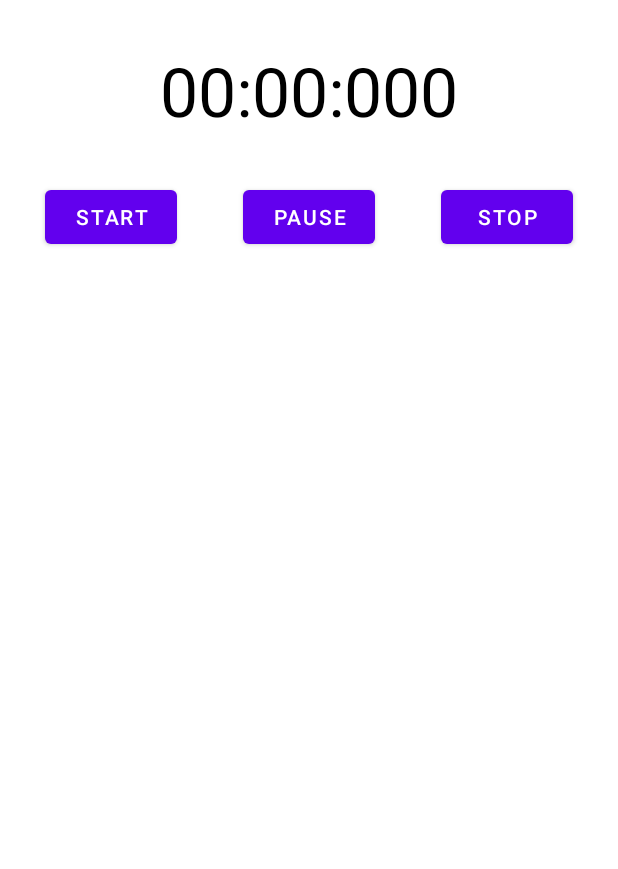
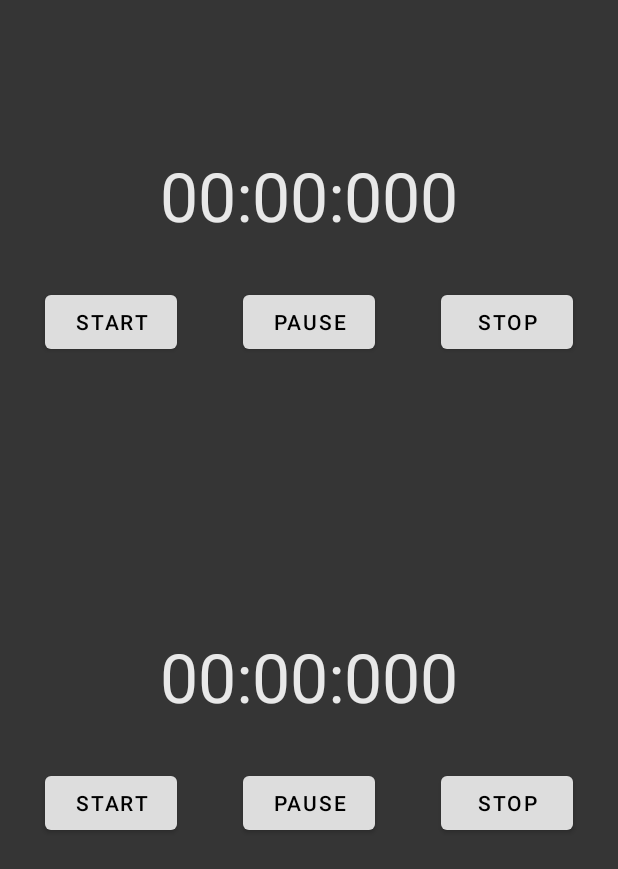
Before and after one commit to FarVoyager/StopWatch, an Android app: the layout activity_main.xml on its own in the app's theme, with its tools: preview values and no code run, on a phone screen of 412 x 824 dp. Shown: the top 869 px of the screen. Run offline under Robolectric (Android 15) with nearby library versions, the phone set to English and light mode, and no system bars.

Commit message:
Реализована возможность запускать 2 секундомера

```diff
--- a/app/src/main/java/com/example/stopwatch/TimestampProvider.kt
+++ b/app/src/main/java/com/example/stopwatch/TimestampProvider.kt
@@ -1,6 +1,6 @@
 package com.example.stopwatch
 
-// Интерфейс для получения текущего времени (реализован в MainActivity)
+// Интерфейс для получения текущего времени
 interface TimestampProvider {
     fun getMillis(): Long
 }
--- /dev/null
+++ b/app/src/main/java/com/example/stopwatch/view/MainView.kt
@@ -0,0 +1,6 @@
+package com.example.stopwatch.view
+
+interface MainView {
+    fun renderData(data: String)
+    fun renderDataSecond(data: String)
+}
--- a/app/src/main/res/layout/activity_main.xml
+++ b/app/src/main/res/layout/activity_main.xml
@@ -10,9 +10,9 @@
         android:id="@+id/text_time"
         android:layout_width="wrap_content"
         android:layout_height="wrap_content"
-        android:layout_marginTop="30dp"
+        android:layout_marginTop="100dp"
+        android:textColor="@color/textColorWhite"
         android:text="@string/_00_00_000"
-        android:textColor="@color/black"
         android:textSize="45sp"
         app:layout_constraintLeft_toLeftOf="parent"
         app:layout_constraintRight_toRightOf="parent"
@@ -44,4 +44,62 @@
         android:text="Stop"
         app:layout_constraintEnd_toEndOf="parent"
         app:layout_constraintTop_toTopOf="@+id/button_start" />
+
+    <FrameLayout
+        android:layout_width="match_parent"
+        android:layout_height="wrap_content"
+        android:layout_marginTop="200dp"
+        app:layout_constraintTop_toTopOf="@id/button_pause"
+        app:layout_constraintStart_toStartOf="parent"
+        >
+
+        <androidx.constraintlayout.widget.ConstraintLayout
+            android:layout_width="match_parent"
+            android:layout_height="match_parent">
+
+            <TextView
+                android:id="@+id/text_time2"
+                android:layout_width="wrap_content"
+                android:layout_height="wrap_content"
+                android:layout_marginTop="30dp"
+                android:text="@string/_00_00_000"
+                android:textColor="@color/textColorWhite"
+                android:textSize="45sp"
+                android:layout_gravity="center"
+                app:layout_constraintLeft_toLeftOf="parent"
+                app:layout_constraintRight_toRightOf="parent"
+                app:layout_constraintTop_toTopOf="parent" />
+
+            <Button
+                android:id="@+id/button_start2"
+                android:layout_width="wrap_content"
+                android:layout_height="wrap_content"
+                android:layout_margin="30dp"
+                android:text="Start"
+                app:layout_constraintStart_toStartOf="parent"
+                app:layout_constraintTop_toBottomOf="@+id/text_time2" />
+
+            <Button
+                android:id="@+id/button_pause2"
+                android:layout_width="wrap_content"
+                android:layout_height="wrap_content"
+                android:text="Pause"
+                app:layout_constraintEnd_toEndOf="parent"
+                app:layout_constraintStart_toStartOf="parent"
+                app:layout_constraintTop_toTopOf="@+id/button_start2" />
+
+            <Button
+                android:id="@+id/button_stop2"
+                android:layout_width="wrap_content"
+                android:layout_height="wrap_content"
+                android:layout_marginEnd="30dp"
+                android:text="Stop"
+                app:layout_constraintEnd_toEndOf="parent"
+                app:layout_constraintTop_toTopOf="@+id/button_start2" />
+
+        </androidx.constraintlayout.widget.ConstraintLayout>
+
+
+
+    </FrameLayout>
 </androidx.constraintlayout.widget.ConstraintLayout>
--- a/app/src/main/res/values/colors.xml
+++ b/app/src/main/res/values/colors.xml
@@ -7,4 +7,6 @@
     <color name="teal_700">#FF018786</color>
     <color name="black">#FF000000</color>
     <color name="white">#FFFFFFFF</color>
+    <color name="background">#353535</color>
+    <color name="textColorWhite">#E8E8E8</color>
 </resources>
--- /dev/null
+++ b/app/src/main/res/values/styles.xml
@@ -0,0 +1,2 @@
+<?xml version="1.0" encoding="utf-8"?>
+<resources></resources>
--- a/app/src/main/res/values/themes.xml
+++ b/app/src/main/res/values/themes.xml
@@ -1,10 +1,12 @@
 <resources xmlns:tools="http://schemas.android.com/tools">
     <!-- Base application theme. -->
-    <style name="Theme.StopWatch" parent="Theme.MaterialComponents.DayNight.DarkActionBar">
+    <style name="Theme.StopWatch" parent="Theme.MaterialComponents.DayNight.NoActionBar">
         <!-- Primary brand color. -->
-        <item name="colorPrimary">@color/purple_500</item>
-        <item name="colorPrimaryVariant">@color/purple_700</item>
-        <item name="colorOnPrimary">@color/white</item>
+        <item name="colorPrimary">#DDDDDD</item>
+        <item name="colorPrimaryVariant">#353535</item>
+        <item name="colorOnPrimary">@color/black</item>
+        <item name="android:colorBackground">@color/background</item>
+
         <!-- Secondary brand color. -->
         <item name="colorSecondary">@color/teal_200</item>
         <item name="colorSecondaryVariant">@color/teal_700</item>
```
Also changed, not shown: app/src/main/java/com/example/stopwatch/di/KoinDI.kt (+9 -5 lines), app/src/main/java/com/example/stopwatch/view/MainActivity.kt (+16 -10 lines), app/src/main/java/com/example/stopwatch/viewmodel/MainViewModel.kt (+24 -15 lines).
